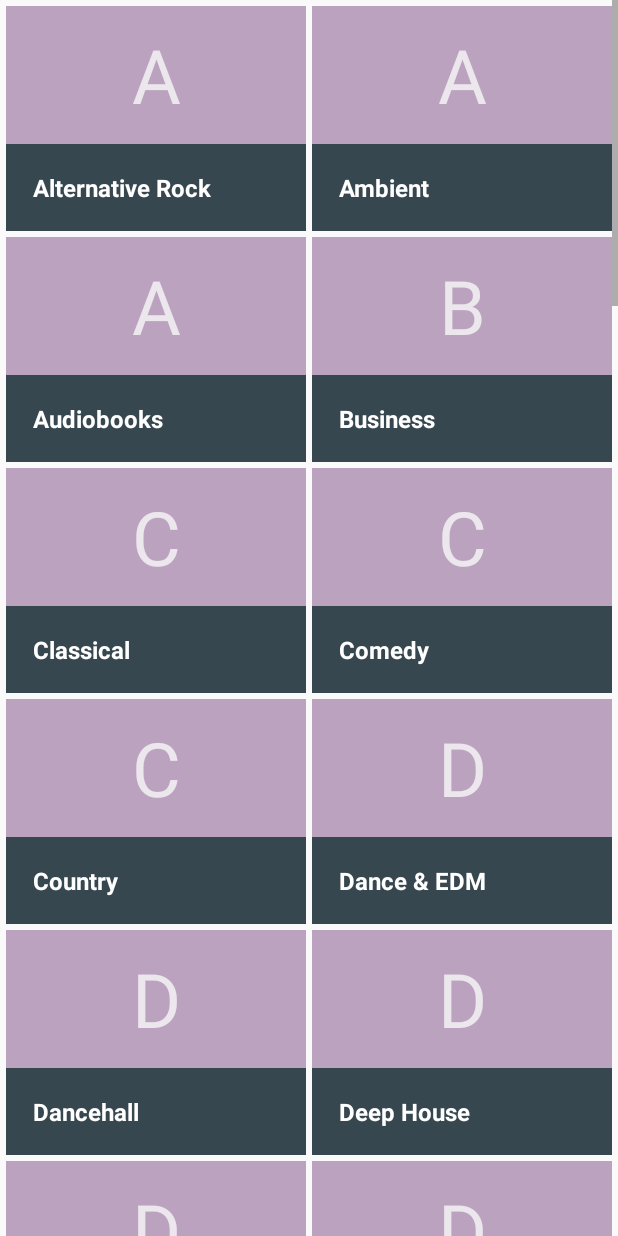
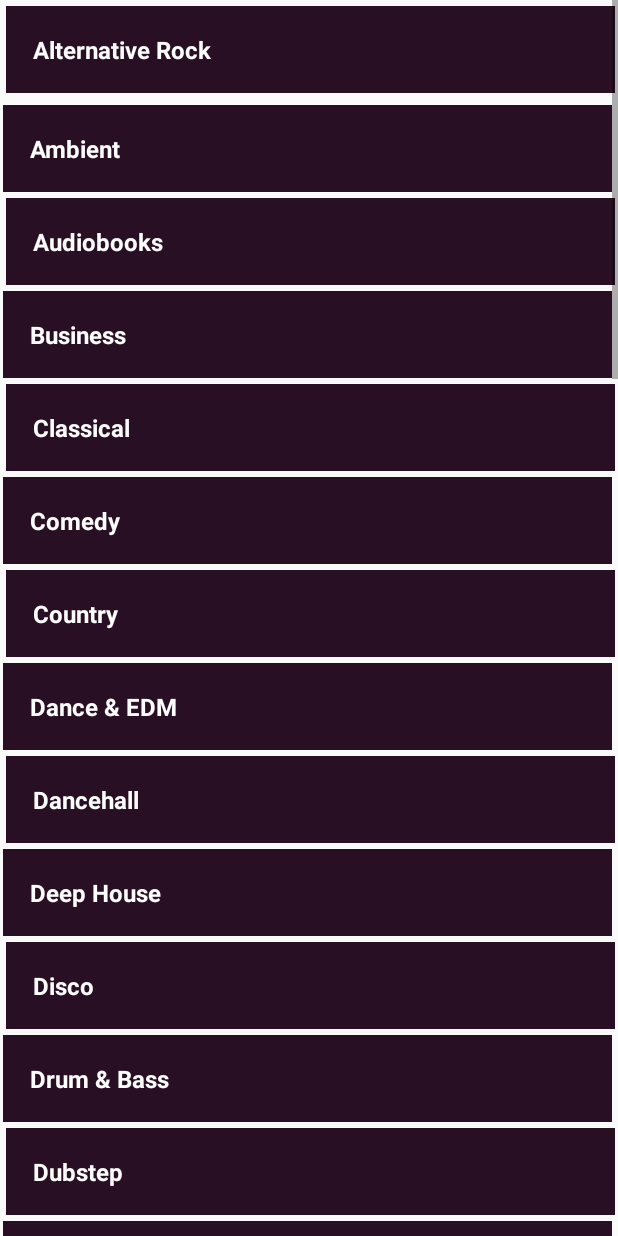
Before and after one commit to fandofastest/musicaris, an Android app: the fragment FragmentMusicAlbum shown on its own in the app's theme, on a phone screen of 412 x 824 dp. Run offline under Robolectric (Android 15) with nearby library versions, the light colour scheme and no system bars; plain views replace MaterialRippleLayout; network calls fail; pictures from the network do not load.

Commit message:
reskin 2

```diff
--- a/app/src/main/java/com/startag/martguy/activity/MainActivity.java
+++ b/app/src/main/java/com/startag/martguy/activity/MainActivity.java
@@ -260,10 +260,10 @@ public class MainActivity extends AppCompatActivity {
 
     private void setupViewPager(final ViewPager viewPager) {
        adapter = new SectionsPagerAdapter(getSupportFragmentManager());
+        adapter.addFragment(FragmentMusicAlbum.newInstance(), "GENRE");
+        adapter.addFragment(LocalFragment.newInstance(), "LOCAL MUSIC");
+        adapter.addFragment(FragmentMusicSong.newInstance(), "DISCOVER");
         adapter.addFragment(PlaylistsFragment.newInstance(), "PLAYLIST");
-        adapter.addFragment(FragmentMusicSong.newInstance(), "SONGS");
-        adapter.addFragment(LocalFragment.newInstance(), "LOCAL MUSIC");
-        adapter.addFragment(FragmentMusicAlbum.newInstance(), "GENRE");
         adapter.addFragment(RecentFragment.newInstance(), "RECENT");
         viewPager.setAdapter(adapter);
 
--- a/app/src/main/java/com/startag/martguy/adapter/AdapterGridMusicAlbum.java
+++ b/app/src/main/java/com/startag/martguy/adapter/AdapterGridMusicAlbum.java
@@ -45,18 +45,18 @@ public class AdapterGridMusicAlbum extends RecyclerView.Adapter<RecyclerView.Vie
         public TextView brief;
         public LinearLayout lyt_bottom;
         public View lyt_parent;
-        LinearLayout bggenre;
-        TextView genreicon;
+//        LinearLayout bggenre;
+//        TextView genreicon;
 
         public OriginalViewHolder(View v) {
             super(v);
 //            image = (ImageView) v.findViewById(R.id.image);
             name = (TextView) v.findViewById(R.id.name);
-            bggenre=v.findViewById(R.id.bggenre);
+//            bggenre=v.findViewById(R.id.lyt_parent);
 
-//            lyt_bottom = (LinearLayout) v.findViewById(R.id.lyt_bottom);
+            lyt_bottom = (LinearLayout) v.findViewById(R.id.lyt_bottom);
             lyt_parent = (View) v.findViewById(R.id.lyt_parent);
-            genreicon=v.findViewById(R.id.genreicon);
+//            genreicon=v.findViewById(R.id.genreicon);
         }
     }
 
@@ -76,11 +76,11 @@ public class AdapterGridMusicAlbum extends RecyclerView.Adapter<RecyclerView.Vie
             OriginalViewHolder view = (OriginalViewHolder) holder;
             view.name.setText(obj.getGenrename());
             Random rnd = new Random();
-            int color = Color.argb(255, rnd.nextInt(256), rnd.nextInt(256), rnd.nextInt(256));
-            view.bggenre.setBackgroundColor(color);
+            int color = Color.argb(250, rnd.nextInt(50), rnd.nextInt(50), rnd.nextInt(50));
+            view.lyt_bottom.setBackgroundColor(color);
             char ch1 = obj.getGenrename().charAt(0);
 
-            view.genreicon.setText(String.valueOf(ch1));
+//            view.genreicon.setText(String.valueOf(ch1));
 
 //            view.image.setImageResource(obj.getImage());
             view.lyt_parent.setOnClickListener(new View.OnClickListener() {
--- a/app/src/main/java/com/startag/martguy/fragment/FragmentMusicAlbum.java
+++ b/app/src/main/java/com/startag/martguy/fragment/FragmentMusicAlbum.java
@@ -43,7 +43,7 @@ public class FragmentMusicAlbum extends Fragment {
 
 
         RecyclerView recyclerView = (RecyclerView) root.findViewById(R.id.recyclerView);
-        recyclerView.setLayoutManager(new GridLayoutManager(getActivity(), 2));
+        recyclerView.setLayoutManager(new GridLayoutManager(getActivity(), 1));
         recyclerView.addItemDecoration(new SpacingItemDecoration(2, Tools.dpToPx(getActivity(), 4), true));
         recyclerView.setHasFixedSize(true);
 
--- a/app/src/main/java/com/startag/martguy/utils/Myapp.java
+++ b/app/src/main/java/com/startag/martguy/utils/Myapp.java
@@ -24,7 +24,7 @@ public class Myapp extends Application {
         ViewPump.init(ViewPump.builder()
                 .addInterceptor(new CalligraphyInterceptor(
                         new CalligraphyConfig.Builder()
-                                .setDefaultFontPath("fonts/PatrickHand-Regular.ttf")
+                                .setDefaultFontPath("fonts/ChangaOne-Regular.ttf")
                                 .setFontAttrId(R.attr.fontPath)
                                 .build()))
                 .build());
--- a/app/src/main/res/layout/item_music_album.xml
+++ b/app/src/main/res/layout/item_music_album.xml
@@ -2,10 +2,9 @@
 <com.balysv.materialripple.MaterialRippleLayout
     xmlns:android="http://schemas.android.com/apk/res/android"
     android:id="@+id/lyt_parent"
-    style="@style/RippleStyleBlack"
     android:background="@color/colorAccent"
     android:layout_width="match_parent"
-    android:layout_height="150dp">
+    android:layout_height="wrap_content">
 
     <LinearLayout
         android:id="@+id/bggenre"
@@ -14,31 +13,31 @@
         android:orientation="vertical">
 
 
-        <RelativeLayout
-            android:layout_width="match_parent"
-            android:layout_height="0dp"
-            android:layout_weight="1">
+<!--        <RelativeLayout-->
+<!--            android:layout_width="match_parent"-->
+<!--            android:layout_height="0dp"-->
+<!--            android:layout_weight="1">-->
 
-            <TextView
-                android:id="@+id/genreicon"
-                android:textColor="@color/white_transparency"
-                android:gravity="center"
-                android:textAlignment="center"
-                android:textSize="50sp"
-                android:textAllCaps="true"
-                android:layout_width="match_parent"
-                android:text="A"
-                android:layout_height="match_parent"/>
+<!--            <TextView-->
+<!--                android:id="@+id/genreicon"-->
+<!--                android:textColor="@color/white_transparency"-->
+<!--                android:gravity="center"-->
+<!--                android:textAlignment="center"-->
+<!--                android:textSize="50sp"-->
+<!--                android:textAllCaps="true"-->
+<!--                android:layout_width="match_parent"-->
+<!--                android:text="A"-->
+<!--                android:layout_height="match_parent"/>-->
 
 
-            <!--            <ImageView-->
-<!--                android:id="@+id/image"-->
-<!--                android:layout_width="match_parent"-->
-<!--                android:layout_height="match_parent"-->
-<!--                android:scaleType="centerCrop"-->
-<!--                android:src="@drawable/image_2" />-->
+<!--            &lt;!&ndash;            <ImageView&ndash;&gt;-->
+<!--&lt;!&ndash;                android:id="@+id/image"&ndash;&gt;-->
+<!--&lt;!&ndash;                android:layout_width="match_parent"&ndash;&gt;-->
+<!--&lt;!&ndash;                android:layout_height="match_parent"&ndash;&gt;-->
+<!--&lt;!&ndash;                android:scaleType="centerCrop"&ndash;&gt;-->
+<!--&lt;!&ndash;                android:src="@drawable/image_2" />&ndash;&gt;-->
 
-        </RelativeLayout>
+<!--        </RelativeLayout>-->
 
 
         <LinearLayout
--- a/app/src/main/res/values/colors.xml
+++ b/app/src/main/res/values/colors.xml
@@ -1,8 +1,8 @@
 <?xml version="1.0" encoding="utf-8"?>
 <resources>
-    <color name="colorPrimary">#FF6E40</color>
-    <color name="colorPrimaryDark">#B8502F</color>
-    <color name="colorAccent">#7C4DFF</color>
+    <color name="colorPrimary">#2C2421</color>
+    <color name="colorPrimaryDark">#916F68</color>
+    <color name="colorAccent">#FF6E40</color>
     <color name="colorAccentDark">#F50057</color>
     <color name="colorPrimaryLight">#1E88E5</color>
     <color name="colorAccentLight">#FF80AB</color>
```
Also changed, not shown: app/src/main/java/com/startag/martguy/activity/PlayerMusicActivity.java (+23 -21 lines), app/src/main/res/layout/activity_player_music.xml (+131 -148 lines).
